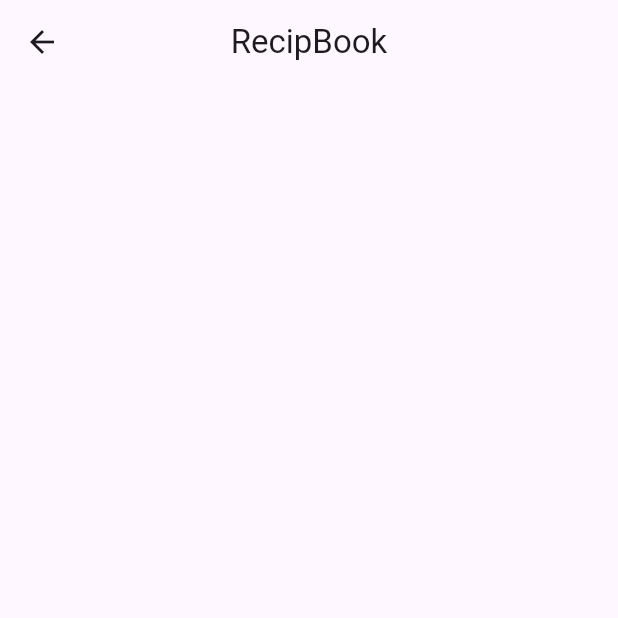
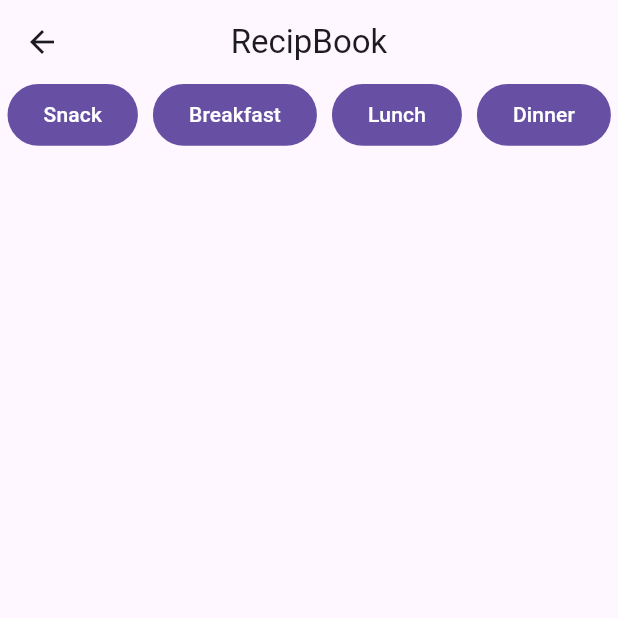
Before and after one commit to SehanAF/Learning-Flutter, a Flutter app: the HomePage screen opened directly, on a phone screen of 412 x 824 dp, the top half of it. Run offline on Flutter 3.47's test engine with Material 3 defaults, Android fonts, the phone set to English and light mode, and no system bars; our stand-ins replace dio, flutter_slidable, google_nav_bar, hive, hive_flutter; missing offline and left inert: status_alert; accounts and stored records are empty.

Commit message:
update recipebook

```diff
--- /dev/null
+++ b/lib/models/recipebook/recipe.dart
@@ -0,0 +1,112 @@
+class Recipe {
+  int id;
+  String name;
+  List<String> ingredients;
+  List<String> instructions;
+  int prepTimeMinutes;
+  int cookTimeMinutes;
+  int servings;
+  String difficulty;
+  String cuisine;
+  int caloriesPerServing;
+  List<String> tags;
+  int userId;
+  String image;
+  double rating;
+  int reviewCount;
+  List<String> mealType;
+
+  Recipe({
+    required this.id,
+    required this.name,
+    required this.ingredients,
+    required this.instructions,
+    required this.prepTimeMinutes,
+    required this.cookTimeMinutes,
+    required this.servings,
+    required this.difficulty,
+    required this.cuisine,
+    required this.caloriesPerServing,
+    required this.tags,
+    required this.userId,
+    required this.image,
+    required this.rating,
+    required this.reviewCount,
+    required this.mealType,
+  });
+
+  Recipe copyWith({
+    int? id,
+    String? name,
+    List<String>? ingredients,
+    List<String>? instructions,
+    int? prepTimeMinutes,
+    int? cookTimeMinutes,
+    int? servings,
+    String? difficulty,
+    String? cuisine,
+    int? caloriesPerServing,
+    List<String>? tags,
+    int? userId,
+    String? image,
+    double? rating,
+    int? reviewCount,
+    List<String>? mealType,
+  }) =>
+      Recipe(
+        id: id ?? this.id,
+        name: name ?? this.name,
+        ingredients: ingredients ?? this.ingredients,
+        instructions: instructions ?? this.instructions,
+        prepTimeMinutes: prepTimeMinutes ?? this.prepTimeMinutes,
+        cookTimeMinutes: cookTimeMinutes ?? this.cookTimeMinutes,
+        servings: servings ?? this.servings,
+        difficulty: difficulty ?? this.difficulty,
+        cuisine: cuisine ?? this.cuisine,
+        caloriesPerServing: caloriesPerServing ?? this.caloriesPerServing,
+        tags: tags ?? this.tags,
+        userId: userId ?? this.userId,
+        image: image ?? this.image,
+        rating: rating ?? this.rating,
+        reviewCount: reviewCount ?? this.reviewCount,
+        mealType: mealType ?? this.mealType,
+      );
+
+  factory Recipe.fromJson(Map<String, dynamic> json) => Recipe(
+        id: json["id"],
+        name: json["name"],
+        ingredients: List<String>.from(json["ingredients"].map((x) => x)),
+        instructions: List<String>.from(json["instructions"].map((x) => x)),
+        prepTimeMinutes: json["prepTimeMinutes"],
+        cookTimeMinutes: json["cookTimeMinutes"],
+        servings: json["servings"],
+        difficulty: json["difficulty"],
+        cuisine: json["cuisine"],
+        caloriesPerServing: json["caloriesPerServing"],
+        tags: List<String>.from(json["tags"].map((x) => x)),
+        userId: json["userId"],
+        image: json["image"],
+        rating: json["rating"]?.toDouble(),
+        reviewCount: json["reviewCount"],
+        mealType: List<String>.from(json["mealType"].map((x) => x)),
+      );
+
+  Map<String, dynamic> toJson() => {
+        "id": id,
+        "name": name,
+        "ingredients": List<dynamic>.from(ingredients.map((x) => x)),
+        "instructions": List<dynamic>.from(instructions.map((x) => x)),
+        "prepTimeMinutes": prepTimeMinutes,
+        "cookTimeMinutes": cookTimeMinutes,
+        "servings": servings,
+        "difficulty": difficulty,
+        "cuisine": cuisine,
+        "caloriesPerServing": caloriesPerServing,
+        "tags": List<dynamic>.from(tags.map((x) => x)),
+        "userId": userId,
+        "image": image,
+        "rating": rating,
+        "reviewCount": reviewCount,
+        "mealType": List<dynamic>.from(mealType.map((x) => x)),
+      };
+}
--- a/lib/pages/pages_recipebook/home_page.dart
+++ b/lib/pages/pages_recipebook/home_page.dart
@@ -12,17 +12,78 @@ class _HomePageState extends State<HomePage> {
   Widget build(BuildContext context) {
     return Scaffold(
       appBar: AppBar(
-        title: const Text(
-          "RecipBook"
-        ),
+        title: const Text("RecipBook"),
         centerTitle: true,
       ),
-      body: _buildUI(),
+      body: SafeArea(child: _buildUI()),
     );
   }
 
 // Suggested code may be subject to a license. Learn more: ~LicenseLog:3518108319.
   Widget _buildUI() {
-    return Container();
+    return Container(
+      child: Column(
+        children: [
+          _recipeTypeButtons(),
+        ],
+      ),
+    );
+  }
+
+  Widget _recipeTypeButtons() {
+    return SizedBox(
+      height: MediaQuery.sizeOf(context).height * 0.05,
+      child: ListView(
+        scrollDirection: Axis.horizontal,
+        children: [
+          Padding(
+            padding: const EdgeInsets.symmetric(
+              horizontal: 5.0
+            ),
+            child: FilledButton(
+              onPressed: () {},
+              child: const Text("Snack"),
+            ),
+          ),
+          Padding(
+            padding: const EdgeInsets.symmetric(
+              horizontal: 5.0
+            ),
+            child: FilledButton(
+              onPressed: () {},
+              child: const Text("Breakfast"),
+            ),
+          ),
+          Padding(
+            padding: const EdgeInsets.symmetric(
+              horizontal: 5.0
+            ),
+            child: FilledButton(
+              onPressed: () {},
+              child: const Text("Lunch"),
+            ),
+          ),
+          Padding(
+            padding: const EdgeInsets.symmetric(
+              horizontal: 5.0
+            ),
+            child: FilledButton(
+              onPressed: () {},
+              child: const Text("Dinner"),
+            ),
+          ),
+        ],
+      )
+    );
+  }
+
+  Widget _buildButton(String text) {
+    return Padding(
+      padding: const EdgeInsets.all(8.0),
+      child: ElevatedButton(
+        onPressed: () {},
+        child: Text(text),
+      ),
+    );
   }
 }
--- a/lib/pages/pages_recipebook/login_page.dart
+++ b/lib/pages/pages_recipebook/login_page.dart
@@ -90,7 +90,7 @@ class _LoginPageState extends State<LoginPage> {
           children: [
             // Field untuk username
             TextFormField(
-              initialValue: "sehun", // Nilai awal untuk username
+              initialValue: "emilys", // Nilai awal untuk username
               onSaved: (value) {
                 setState(() {
                   username = value; // Menyimpan nilai username
@@ -111,7 +111,7 @@ class _LoginPageState extends State<LoginPage> {
             ),
             // Field untuk password
             TextFormField(
-              initialValue: "helloo", // Nilai awal untuk password
+              initialValue: "emilyspass", // Nilai awal untuk password
               obscureText: true, // Menyembunyikan teks untuk keamanan
               onSaved: (value) {
                 setState(() {
--- a/lib/services/recipebook/auth_service.dart
+++ b/lib/services/recipebook/auth_service.dart
@@ -1,3 +1,4 @@
+import 'package:myapp/consts.dart';
 import 'package:myapp/models/recipebook/user.dart';
 import 'package:myapp/services/recipebook/http_service.dart';
 
@@ -16,7 +17,7 @@ class AuthService {
 
   Future<bool> login(String username, String password) async {
     try {
-      var response = await _httpService.post('auth/login', {
+      var response = await _httpService.post('${API_BASE_URL}auth/login', {
         'username': username,
         'password': password,
       });
@@ -26,7 +27,7 @@ class AuthService {
         HTTPService().setup(bearerToken: user!.token);
         return true;
       } else {
-        print("Login failed with status: ${response?.statusCode}");
+        print("Login failed with status: ${response?.data}");
       }
     } catch (e) {
       print("Error during login: $e");
```
Also changed, not shown: lib/main.dart (+12 -7 lines), lib/pages/tutorial/3appbar.dart (added, +44 -0 lines), lib/services/recipebook/data_service.dart (added, +21 -0 lines), lib/services/recipebook/http_service.dart (+13 -0 lines).
